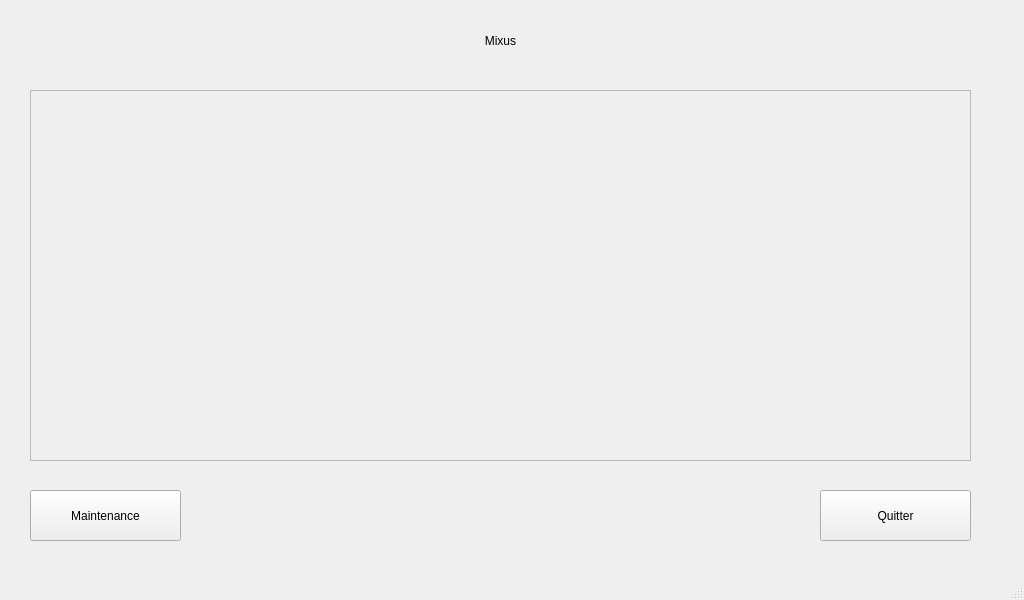
BenjaminMoff/MixUS, file ui/MainMenu.ui: the form before one commit.
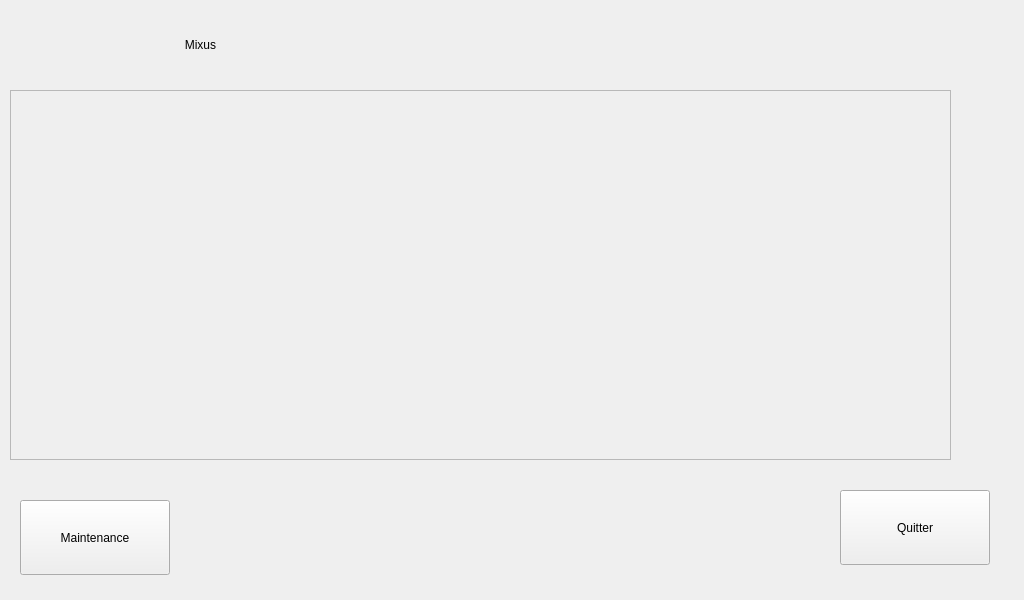
The form after the commit.

Commit message: MainMenu Aesthetic

Patch:
```diff
--- a/ui/MainMenu.ui
+++ b/ui/MainMenu.ui
@@ -23,10 +23,10 @@
    <widget class="QLabel" name="label_MainTitle">
     <property name="geometry">
      <rect>
-      <x>120</x>
+      <x>0</x>
       <y>0</y>
-      <width>761</width>
-      <height>81</height>
+      <width>401</width>
+      <height>90</height>
      </rect>
     </property>
     <property name="text">
@@ -39,10 +39,10 @@
    <widget class="QPushButton" name="pushButton_exit">
     <property name="geometry">
      <rect>
-      <x>820</x>
+      <x>840</x>
       <y>490</y>
-      <width>151</width>
-      <height>51</height>
+      <width>150</width>
+      <height>75</height>
      </rect>
     </property>
     <property name="text">
@@ -52,10 +52,10 @@
    <widget class="QPushButton" name="pushButton_maintenance">
     <property name="geometry">
      <rect>
-      <x>30</x>
-      <y>490</y>
-      <width>151</width>
-      <height>51</height>
+      <x>20</x>
+      <y>500</y>
+      <width>150</width>
+      <height>75</height>
      </rect>
     </property>
     <property name="text">
@@ -65,10 +65,10 @@
    <widget class="QScrollArea" name="scrollArea_drinklist">
     <property name="geometry">
      <rect>
-      <x>30</x>
+      <x>10</x>
       <y>90</y>
       <width>941</width>
-      <height>371</height>
+      <height>370</height>
      </rect>
     </property>
     <property name="mouseTracking">
@@ -83,23 +83,30 @@
        <x>0</x>
        <y>0</y>
        <width>939</width>
-       <height>369</height>
+       <height>368</height>
       </rect>
      </property>
     </widget>
    </widget>
+   <widget class="QLabel" name="label_bottom_screen">
+    <property name="geometry">
+     <rect>
+      <x>0</x>
+      <y>460</y>
+      <width>1021</width>
+      <height>141</height>
+     </rect>
+    </property>
+    <property name="text">
+     <string/>
+    </property>
+   </widget>
+   <zorder>label_bottom_screen</zorder>
+   <zorder>label_MainTitle</zorder>
+   <zorder>pushButton_exit</zorder>
+   <zorder>pushButton_maintenance</zorder>
+   <zorder>scrollArea_drinklist</zorder>
   </widget>
-  <widget class="QMenuBar" name="menubar">
-   <property name="geometry">
-    <rect>
-     <x>0</x>
-     <y>0</y>
-     <width>1024</width>
-     <height>26</height>
-    </rect>
-   </property>
-  </widget>
-  <widget class="QStatusBar" name="statusbar"/>
  </widget>
  <resources>
   <include location="../ressources/resources.qrc"/>
```
The commit also changes 4 other files.
